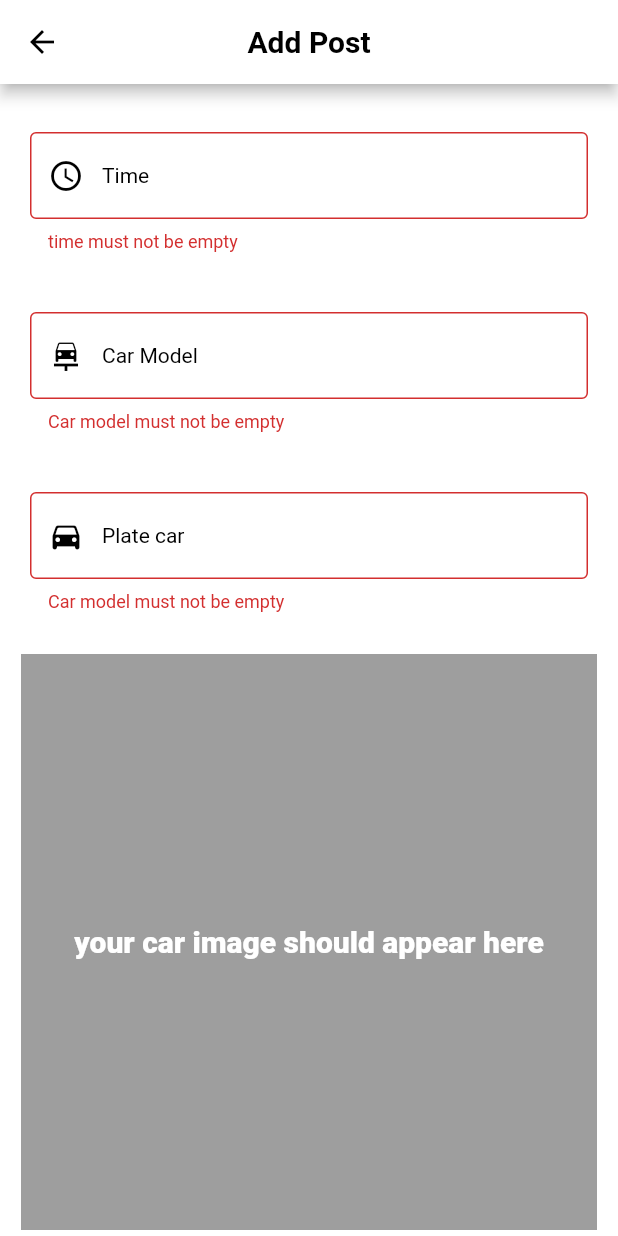
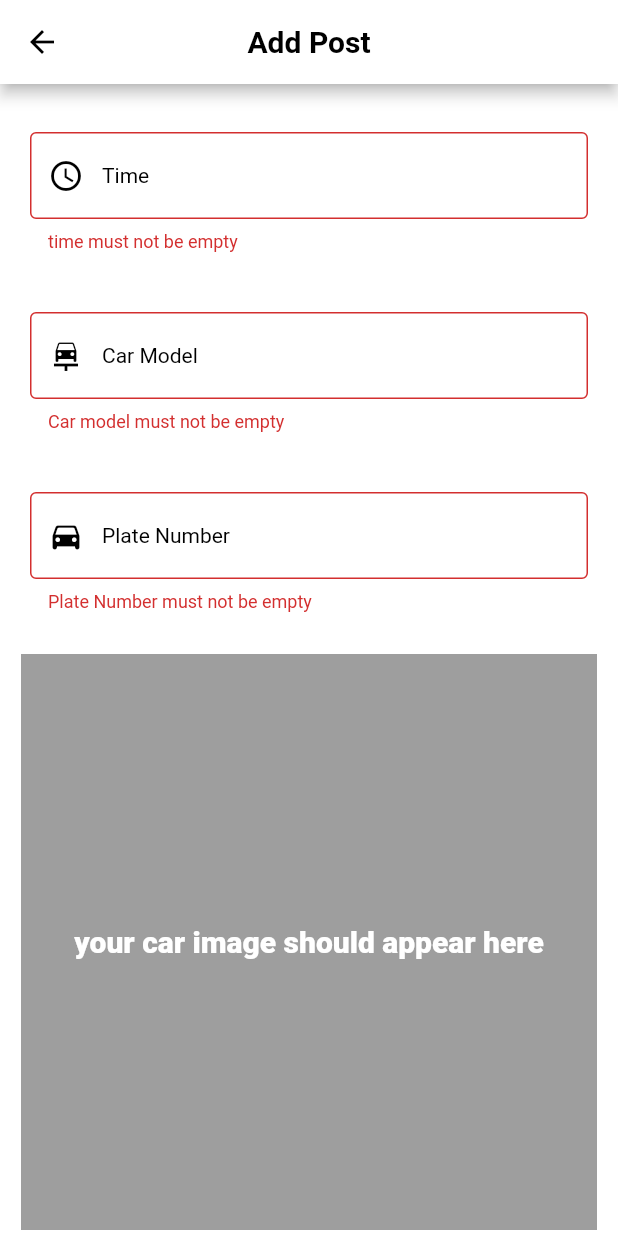
Before and after one commit to AhmedElhenidy/save_cost, a Flutter app: the AddTrip screen opened directly, scrolled down 348 dp, after a tap on "Post", on a phone screen of 412 x 824 dp. Run offline on Flutter 3.47's test engine with Material 2 defaults, Android fonts, the light colour scheme and no system bars; our stand-ins replace carousel_slider, cloud_firestore, firebase_auth, firebase_core, firebase_storage, flutter_bloc and 6 more; missing offline and left inert: switcher; accounts and stored records are empty.

Commit message:
handel project

```diff
--- a/lib/domain/model/trip_post_model.dart
+++ b/lib/domain/model/trip_post_model.dart
@@ -6,7 +6,11 @@ class Post {
     this.carModel,
     this.date,
     this.time,
-    this.user,this.image
+    this.user,
+    this.image,
+    this.plateNumbers,
+    this.userName='Mohamed Ali',
+    this.emailAddress='mohamedali125@gmail.com',
    });
 
   Post.fromJson(dynamic json) {
@@ -17,6 +21,9 @@ class Post {
     time = json['time'];
     user = json['user'];
     image = json['image'];
+    plateNumbers = json['plateNumbers'];
+    userName = json['userName'];
+    emailAddress = json['emailAddress'];
 
   }
 
@@ -27,6 +34,9 @@ class Post {
   String? time;
   String? user;
   String? image;
+  String? plateNumbers;
+  String userName='Mohamed Ali';
+  String emailAddress='mohamedali125@gmail.com';
   Map<String, dynamic> toJson()
   {
     final map = <String, dynamic>{};
@@ -36,6 +46,9 @@ class Post {
     map['date'] = date;
     map['time'] = time;
     map['user'] = user;
+    map['plateNumbers'] = plateNumbers;
+    map['userName'] = userName;
+    map['emailAddress'] = emailAddress;
     return map;
   }
 
--- a/lib/sharing_cost_screens/add_post/add_post.dart
+++ b/lib/sharing_cost_screens/add_post/add_post.dart
@@ -20,7 +20,8 @@ class _AddTripState extends State<AddTrip> {
   var toController = TextEditingController();
   var timeController = TextEditingController();
   var dateController = TextEditingController();
-  var CarController = TextEditingController();
+  var carController = TextEditingController();
+  var numberController = TextEditingController();
   var formKey = GlobalKey<FormState>();
   bool isClicked = false;
   bool loading = false;
@@ -206,7 +207,7 @@ class _AddTripState extends State<AddTrip> {
                 padding: const EdgeInsets.all(20.0),
                 child:
                   TextFormField(
-                    controller: CarController,
+                    controller: carController,
                     keyboardType:TextInputType.text,
                     validator: (value){
                       if(value!.isEmpty){
@@ -233,11 +234,11 @@ class _AddTripState extends State<AddTrip> {
                 padding: const EdgeInsets.all(20.0),
                 child:
                 TextFormField(
-                  controller: CarController,
+                  controller: numberController,
                   keyboardType:TextInputType.text,
                   validator: (value){
                     if(value!.isEmpty){
-                      return 'Car model must not be empty';
+                      return 'Plate Number must not be empty';
                     }
                     return null;
                   },
@@ -250,7 +251,7 @@ class _AddTripState extends State<AddTrip> {
 
                     ),
 
-                    label:  Text('Plate car',
+                    label:  Text('Plate Number',
                       style: Theme.of(context).textTheme.subtitle1,),
                   ) ,
                 ),
@@ -303,6 +304,8 @@ class _AddTripState extends State<AddTrip> {
                 ),
               Container(
                 child: ElevatedButton(
+                  style:  ButtonStyle(
+                  ),
                   onPressed: ()=> getImage(source: ImageSource.gallery),
                   child: const Text(
                     'select car image from gallery',
@@ -328,7 +331,8 @@ class _AddTripState extends State<AddTrip> {
                            'to': toController.text,
                            'date': dateController.text,
                              'time': timeController.text,
-                             'carModel': CarController.text,
+                             'carModel': carController.text,
+                             'plateNumbers': numberController.text,
                              'user': FirebaseAuth.instance.currentUser!.uid,
                            'image':imageUrl,
                           "userName":""
```
Also changed, not shown: lib/presentation/ui/shop_app/settings/test.dart (+18 -18 lines), lib/sharing_cost_screens/home_page/home.dart (+15 -10 lines), 1 other file.
